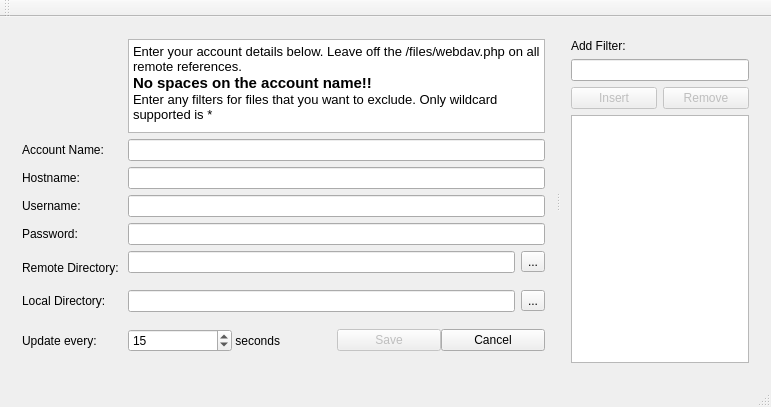
The window that SyncWindow.ui (nextcloud/desktop) describes before a commit, drawn with Qt 5.
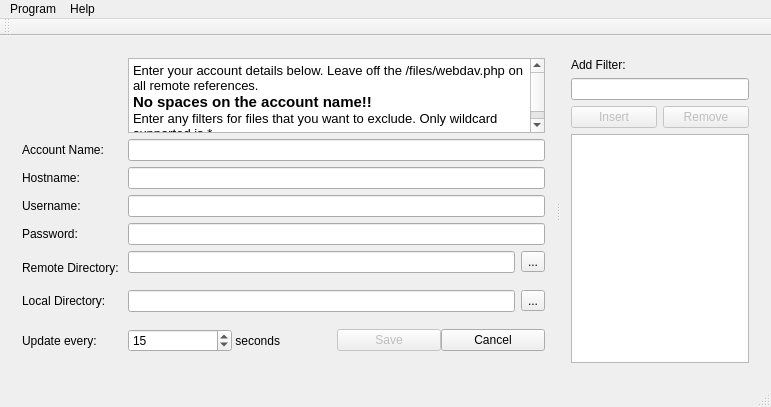
The same window after the commit. Icons and pictures are not drawn.

Commit message: Added a context menu to the tray icon and the application. Now clicking the close button will hide the application window. One must go to the menu on either the tray icon or the application menu to quit.

What changed in the file:
```diff
--- a/SyncWindow.ui
+++ b/SyncWindow.ui
@@ -519,6 +519,21 @@
      <height>22</height>
     </rect>
    </property>
+   <widget class="QMenu" name="menuProgram">
+    <property name="title">
+     <string>Program</string>
+    </property>
+    <addaction name="actionConfigure_Global_Filters"/>
+    <addaction name="action_Quit"/>
+   </widget>
+   <widget class="QMenu" name="menuHelp">
+    <property name="title">
+     <string>Help</string>
+    </property>
+    <addaction name="action_Help"/>
+   </widget>
+   <addaction name="menuProgram"/>
+   <addaction name="menuHelp"/>
   </widget>
   <widget class="QToolBar" name="mainToolBar">
    <attribute name="toolBarArea">
```
Left out of the diff: 47 changed lines with no effect on the pictures. The commit also changes 2 other files.
